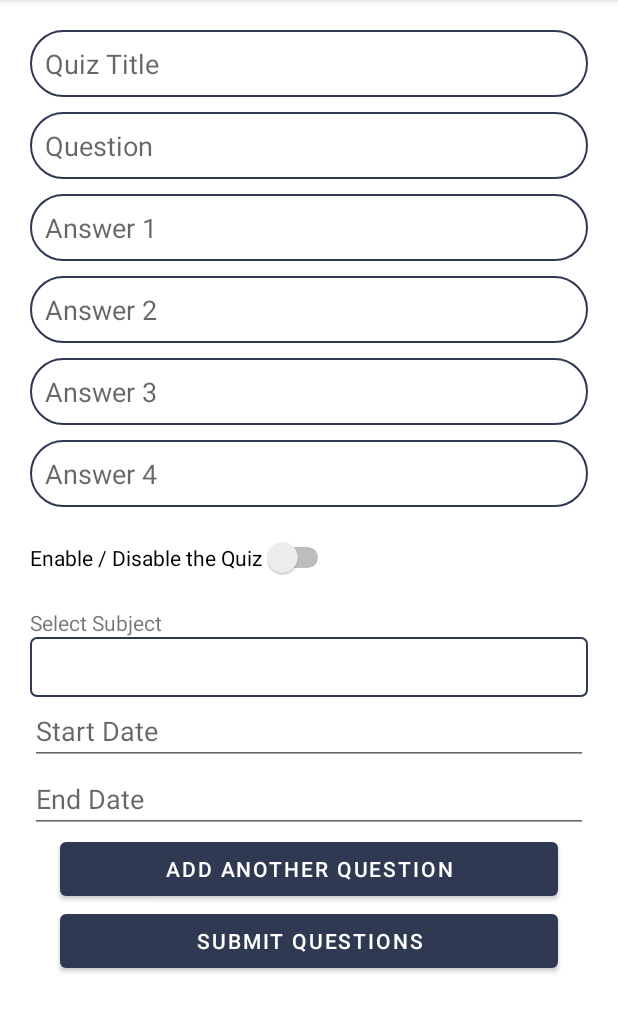
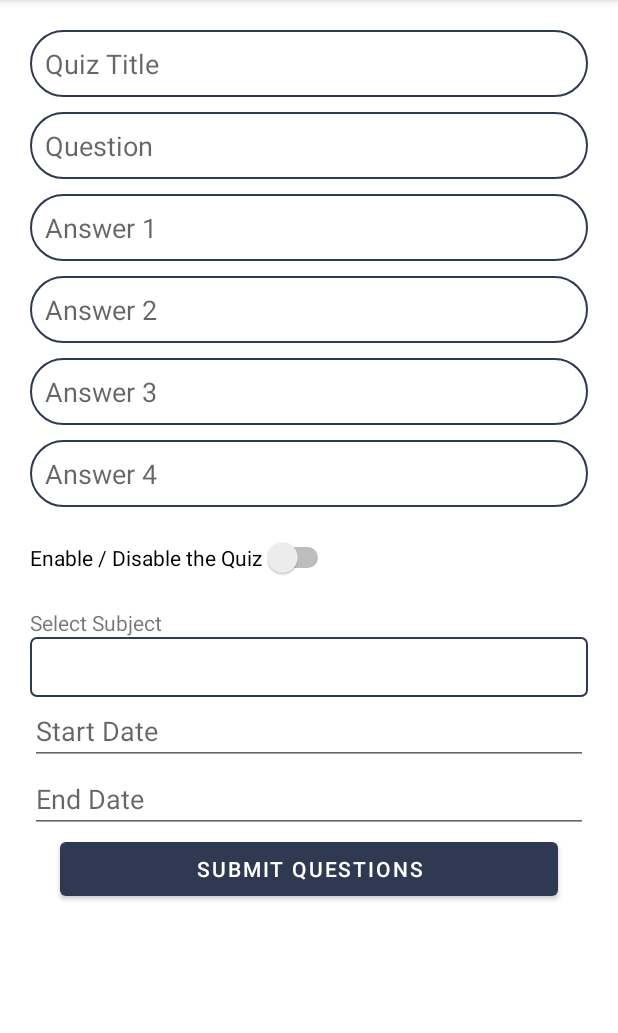
Before and after one commit to PseudoDevs/InteractiveQuizApp, an Android app: the teacher_create_question screen opened directly, with no data from a screen before it, on a phone screen of 412 x 824 dp, the part 84-1117 px from its top. Run offline under Robolectric (Android 15) with nearby library versions, the phone set to English and light mode, and no system bars; libraries missing offline, so code that uses them is left out: com.vishnusivadas.advanced_httpurlconnection.

Commit message:
new update

```diff
--- a/app/build.gradle
+++ b/app/build.gradle
@@ -40,6 +40,8 @@ dependencies {
     implementation 'androidx.navigation:navigation-fragment:2.3.5'
     implementation 'androidx.navigation:navigation-ui:2.3.5'
     implementation 'androidx.annotation:annotation:1.2.0'
+    implementation 'com.github.VishnuSivadasVS:Advanced-HttpURLConnection:1.2'
+    implementation 'com.android.volley:volley:1.2.1'
     testImplementation 'junit:junit:4.13.2'
     androidTestImplementation 'androidx.test.ext:junit:1.1.3'
     androidTestImplementation 'androidx.test.espresso:espresso-core:3.4.0'
--- a/app/src/main/java/interactive/android/app/teacher_create_question.java
+++ b/app/src/main/java/interactive/android/app/teacher_create_question.java
@@ -2,13 +2,103 @@ package interactive.android.app;
 
 import androidx.appcompat.app.AppCompatActivity;
 
+import android.content.Intent;
 import android.os.Bundle;
+import android.os.Handler;
+import android.os.Looper;
+import android.util.Log;
+import android.view.View;
+import android.widget.Button;
+import android.widget.EditText;
+import android.widget.MultiAutoCompleteTextView;
+import android.widget.Spinner;
+import android.widget.Toast;
+
+import com.vishnusivadas.advanced_httpurlconnection.PutData;
+
+import org.json.JSONArray;
+import org.json.JSONException;
+import org.json.JSONObject;
+
+import java.util.ArrayList;
+
+import interactive.android.app.ui.AccountDetails;
 
 public class teacher_create_question extends AppCompatActivity {
+    Button submit_question;
+    EditText quizTitleEdt,answer1Edt,answer2Edt,answer3Edt,answer4Edt;
+    MultiAutoCompleteTextView questionMACT;
+    Spinner listOfSubjects;
 
     @Override
     protected void onCreate(Bundle savedInstanceState) {
         super.onCreate(savedInstanceState);
         setContentView(R.layout.activity_teacher_create_question);
+        submit_question = findViewById(R.id.submit_question);
+        quizTitleEdt = findViewById(R.id.quizTitle);
+                answer1Edt = findViewById(R.id.answer1);
+        answer2Edt = findViewById(R.id.answer2);
+                answer3Edt= findViewById(R.id.answer3);
+        answer4Edt = findViewById(R.id.answer4);
+        questionMACT = findViewById(R.id.question);
+//        listOfSubjects = findViewById(R.id.listOfSubjects);
+
+//        submit_question.setOnClickListener(new View.OnClickListener() {
+//            @Override
+//            public void onClick(View view) {
+//                String quiz_title, question,ans1,ans2,ans3,ans4,subject,start_date,end_date;
+//               quiz_title = String.valueOf(quizTitleEdt.getText());
+//               question = String.valueOf(questionMACT.getText());
+//               ans1 = String.valueOf(answer1Edt.getText());
+//               ans2 =String.valueOf(answer2Edt.getText());
+//               ans3= String.valueOf(answer3Edt.getText());
+//               ans4 = String.valueOf(answer4Edt.getText());
+////               subject = String.valueOf(listOfSubjects.getTe)
+//
+//                if(!email.equals("") && !password.equals("")){
+//
+//                    Handler handler = new Handler(Looper.getMainLooper());
+//                    handler.post(new Runnable() {
+//                        @Override
+//                        public void run() {
+//                            String[] field = new String[11];
+//                            field[0] = "account_id";
+//                            field[1] = "subject_id";
+//                            field[2] = "quiz_title";
+//                            field[3] = "question";
+//                            field[4] = "ans1";
+//                            field[5] = "ans2";
+//                            field[6] = "ans3";
+//                            field[7] = "ans4";
+//                            field[8] = "subject";
+//                            field[9] = "start_date";
+//                            field[10] = "end_date";
+//                            String[] data = new String[11];
+//                            data[0] = String.valueOf(Login.prefs.getString("account_id",null));
+//                            data[1] = password;
+//                            data[2] = quiz_title;
+//                            data[3] = question;
+//                            data[4] = ans1;
+//                            data[5] = ans2;
+//                            data[6] = ans3;
+//                            data[7] = ans4;
+//                            data[8] = email;
+//                            data[9] = password;
+//                            data[10] = password;
+//                            PutData putData = new PutData("https://quizapp.fuxdevs-ph.xyz/quiz.php", "POST", field, data);
+//                            if (putData.startPut()) {
+//                                if (putData.onComplete()) {
+//                                    String result = putData.getResult();
+//                                    Log.d("resulta",result);
+//                                }
+//                            }
+//                        }
+//                    });
+//                }else{
+//                    Toast.makeText(teacher_create_question.this, "Email and Password Empty!", Toast.LENGTH_SHORT).show();
+//                }
+//            }
+//            }
+//        });
     }
 }
--- a/app/src/main/res/layout/activity_login.xml
+++ b/app/src/main/res/layout/activity_login.xml
@@ -52,6 +52,7 @@
                 style="@style/Widget.MaterialComponents.TextInputLayout.OutlinedBox">
 
                 <com.google.android.material.textfield.TextInputEditText
+                    android:id="@+id/emailEdt"
                     android:layout_width="match_parent"
                     android:layout_height="wrap_content"
                     android:paddingLeft="15dp"
@@ -71,6 +72,7 @@
                 style="@style/Widget.MaterialComponents.TextInputLayout.OutlinedBox">
 
                 <com.google.android.material.textfield.TextInputEditText
+                    android:id="@+id/passwordEdt"
                     android:layout_width="match_parent"
                     android:layout_height="wrap_content"
                     android:paddingLeft="15dp"
@@ -80,6 +82,7 @@
             </com.google.android.material.textfield.TextInputLayout>
 
             <com.google.android.material.button.MaterialButton
+                android:id="@+id/loginBtn"
                 android:layout_width="match_parent"
                 android:layout_height="wrap_content"
                 android:text="@string/app_login"
--- a/app/src/main/res/layout/activity_main.xml
+++ b/app/src/main/res/layout/activity_main.xml
@@ -33,4 +33,5 @@
         app:navGraph="@navigation/mobile_navigation" />
 
 
+
 </androidx.constraintlayout.widget.ConstraintLayout>
--- a/app/src/main/res/layout/activity_teacher_add_student_to_subject.xml
+++ b/app/src/main/res/layout/activity_teacher_add_student_to_subject.xml
@@ -14,13 +14,9 @@
             android:layout_width="match_parent"
             android:layout_height="match_parent">
 
-
             <ListView
                 android:layout_width="match_parent"
                 android:layout_height="match_parent"/>
-
-
-
 
         </LinearLayout>
 
--- a/app/src/main/res/layout/activity_teacher_create_question.xml
+++ b/app/src/main/res/layout/activity_teacher_create_question.xml
@@ -135,16 +135,8 @@
         android:hint="End Date"
         android:inputType="date" />
 
-    <Button
-        android:id="@+id/button0"
-        android:layout_width="match_parent"
-        android:layout_height="wrap_content"
-        android:layout_marginLeft="20dp"
-        android:layout_marginRight="20dp"
-        android:text="Add Another Question" />
-
-    <Button
-        android:id="@+id/button2"
+            <Button
+        android:id="@+id/submit_question"
         android:layout_width="match_parent"
         android:layout_height="wrap_content"
         android:layout_marginLeft="20dp"
--- a/app/src/main/res/layout/activity_teacher_dashboard.xml
+++ b/app/src/main/res/layout/activity_teacher_dashboard.xml
@@ -60,6 +60,7 @@
 
 
                     <com.google.android.material.button.MaterialButton
+                        android:id="@+id/create_quiz"
                         android:layout_width="match_parent"
                         android:layout_height="wrap_content"
                         android:text="CREATE QUIZ"/>
@@ -116,6 +117,7 @@
 
 
                     <com.google.android.material.button.MaterialButton
+                        android:id="@+id/add_student_to_subject"
                         android:layout_width="match_parent"
                         android:layout_height="wrap_content"
                         android:text="ADD STUDENT TO SUBJECT"/>
@@ -167,6 +169,7 @@
 
 
                     <com.google.android.material.button.MaterialButton
+                        android:id="@+id/add_new_subject"
                         android:layout_width="match_parent"
                         android:layout_height="wrap_content"
                         android:text="ADD NEW SUBJECT"/>
--- a/app/src/main/res/layout/add_subject_popup.xml
+++ b/app/src/main/res/layout/add_subject_popup.xml
@@ -25,6 +25,7 @@
         style="@style/Widget.MaterialComponents.TextInputLayout.OutlinedBox">
 
         <com.google.android.material.textfield.TextInputEditText
+            android:id="@+id/subjectEdt"
             android:layout_width="match_parent"
             android:layout_height="wrap_content"
             android:paddingLeft="15dp"
@@ -34,7 +35,7 @@
     </com.google.android.material.textfield.TextInputLayout>
 
     <Button
-        android:id="@+id/button3"
+        android:id="@+id/submit_subject"
         android:layout_width="match_parent"
         android:layout_height="wrap_content"
         android:text="Submit"
```
Also changed, not shown: app/src/main/AndroidManifest.xml (+8 -6 lines), app/src/main/java/interactive/android/app/Login.java (+104 -0 lines), app/src/main/java/interactive/android/app/teacher_dashboard.java (+97 -1 lines), app/src/main/java/interactive/android/app/ui/AccountDetails.java (added, +35 -0 lines), build.gradle (+8 -1 lines), settings.gradle (+0 -7 lines), 1 other file.
